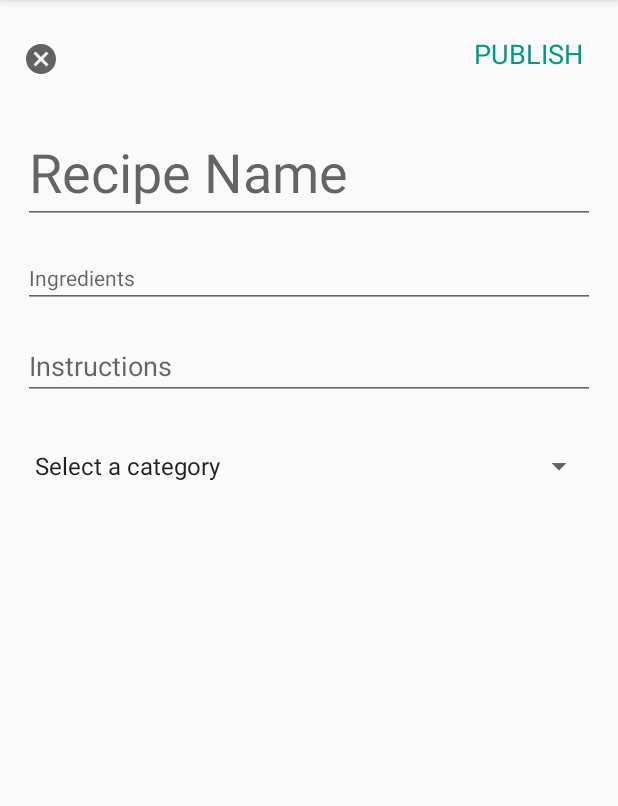
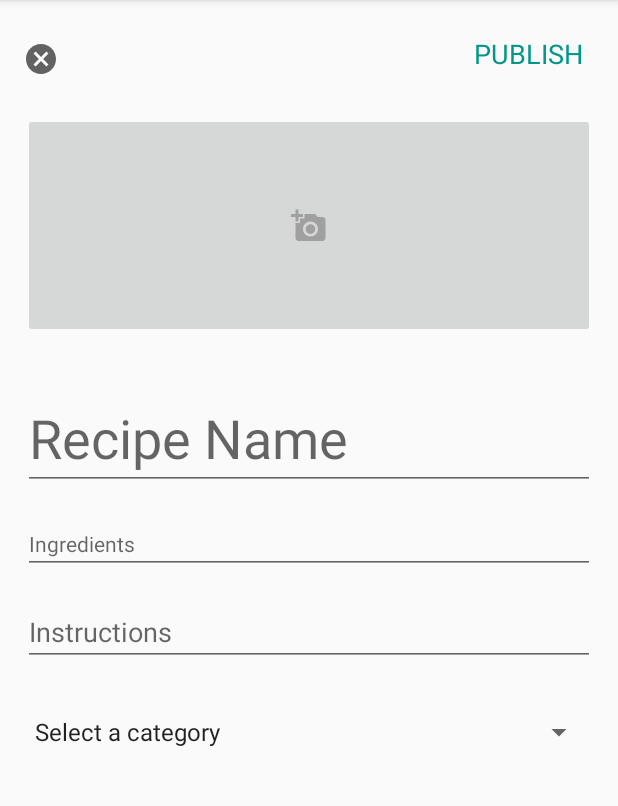
Before and after one commit to Trystanr/Shmecipe, an Android app: the WriteRecipeFragment screen opened through its navigation route, on a phone screen of 412 x 824 dp, the part 84-890 px from its top. Run offline under Robolectric (Android 15) with nearby library versions, the phone set to English and light mode, and no system bars; our stand-ins replace Firebase (no records; nobody signed in at launch, a user with empty details on screens opened directly), Picasso, data binding; libraries missing offline, so code that uses them is left out: com.xwray.groupie; 3 statements that could not run were skipped.

Commit message:
Added Image Upload + Added Category Select

```diff
--- a/app/src/main/java/com/trystan/shmecipe/HomeFragment.kt
+++ b/app/src/main/java/com/trystan/shmecipe/HomeFragment.kt
@@ -8,6 +8,7 @@ import android.view.View
 import android.view.ViewGroup
 import android.widget.AdapterView
 import android.widget.Toast
+import androidx.core.view.get
 import androidx.databinding.DataBindingUtil
 import androidx.navigation.fragment.findNavController
 import com.google.firebase.auth.FirebaseAuth
@@ -16,6 +17,7 @@ import com.google.firebase.firestore.FirebaseFirestore
 import com.google.firebase.firestore.ktx.firestore
 import com.google.firebase.firestore.ktx.toObject
 import com.google.firebase.ktx.Firebase
+import com.squareup.picasso.Picasso
 import com.trystan.shmecipe.data.RecipePost
 import com.trystan.shmecipe.databinding.FragmentHomeBinding
 import com.xwray.groupie.GroupAdapter
@@ -29,7 +31,6 @@ class HomeFragment : Fragment() {
     private lateinit var auth: FirebaseAuth
     private lateinit var db: FirebaseFirestore
     private lateinit var binding: FragmentHomeBinding
-
 
     override fun onCreateView(
         inflater: LayoutInflater, container: ViewGroup?,
@@ -55,14 +56,36 @@ class HomeFragment : Fragment() {
             findNavController().navigate(action)
         }
 
-        binding.recipeSelect.setSelection(0,false)
+//        binding.recipeSelect.setSelection(0,false)
         binding.recipeSelect.onItemSelectedListener = object : AdapterView.OnItemSelectedListener{
+
+            var userSelect = -1
+
             override fun onNothingSelected(parent: AdapterView<*>?) {
 
             }
 
             override fun onItemSelected(parent: AdapterView<*>?, view: View?, position: Int, id: Long) {
-                Log.d("ItemClick", "Clicked item ${position}")
+                // Spinner onItemSelected gets called on init and on view pop
+                Log.d("recipes", "Clicked item ${position}")
+
+                userSelect++
+
+                if (userSelect < 1) {
+                    userSelect++
+                } else {
+                    userSelect = -2
+
+                    val cat = binding.recipeSelect.selectedItem.toString()
+                    Log.d("recipes", "${cat}")
+
+                    binding.recipeSelect.setSelection(0,false)
+
+                    val action = HomeFragmentDirections.actionHomeFragmentToRecipeCategoryFragment("chicken")
+                    findNavController().navigate(action)
+                }
+
+
             }
 
         }
@@ -110,6 +133,10 @@ class RecipeItem(val recipeItem: RecipePost): Item() {
         viewHolder.mainHeading.text = recipeItem.title
         viewHolder.subHeading.text = recipeItem.subheading
         viewHolder.timeStamp.text = recipeItem.timestamp.toDate().toString()
+        if (recipeItem.headerImageURL != "" && recipeItem.headerImageURL.isNotEmpty()) {
+            Picasso.get().load(recipeItem.headerImageURL).fit().centerCrop().into(viewHolder.recipeImage)
+        }
+
     }
 
     override fun getLayout(): Int = R.layout.fragment_all_recipe_item
--- a/app/src/main/java/com/trystan/shmecipe/data/RecipePost.kt
+++ b/app/src/main/java/com/trystan/shmecipe/data/RecipePost.kt
@@ -6,6 +6,7 @@ data class RecipePost (
     var id: String = "",
     val userId: String = "",
     val timestamp: Timestamp = Timestamp.now(),
+    val headerImageURL: String = "",
     val title: String = "",
     val subheading: String = "",
     val body: String =""
--- /dev/null
+++ b/app/src/main/res/drawable/recipe_image_add.xml
@@ -0,0 +1,5 @@
+<vector android:height="24dp" android:tint="#A0A0A0"
+    android:viewportHeight="24" android:viewportWidth="24"
+    android:width="24dp" xmlns:android="http://schemas.android.com/apk/res/android">
+    <path android:fillColor="@android:color/white" android:pathData="M3,4V1h2v3h3v2H5v3H3V6H0V4H3zM6,10V7h3V4h7l1.83,2H21c1.1,0 2,0.9 2,2v12c0,1.1 -0.9,2 -2,2H5c-1.1,0 -2,-0.9 -2,-2V10H6zM13,19c2.76,0 5,-2.24 5,-5s-2.24,-5 -5,-5s-5,2.24 -5,5S10.24,19 13,19zM9.8,14c0,1.77 1.43,3.2 3.2,3.2s3.2,-1.43 3.2,-3.2s-1.43,-3.2 -3.2,-3.2S9.8,12.23 9.8,14z"/>
+</vector>
--- /dev/null
+++ b/app/src/main/res/drawable/recipe_waiting.xml
@@ -0,0 +1,6 @@
+<vector android:height="24dp" android:tint="#A0A0A0"
+    android:viewportHeight="24" android:viewportWidth="24"
+    android:width="24dp" xmlns:android="http://schemas.android.com/apk/res/android">
+    <path android:fillColor="@android:color/white" android:pathData="M11.99,2C6.47,2 2,6.48 2,12s4.47,10 9.99,10C17.52,22 22,17.52 22,12S17.52,2 11.99,2zM12,20c-4.42,0 -8,-3.58 -8,-8s3.58,-8 8,-8 8,3.58 8,8 -3.58,8 -8,8z"/>
+    <path android:fillColor="@android:color/white" android:pathData="M12.5,7H11v6l5.25,3.15 0.75,-1.23 -4.5,-2.67z"/>
+</vector>
--- a/app/src/main/res/layout/fragment_write_recipe.xml
+++ b/app/src/main/res/layout/fragment_write_recipe.xml
@@ -11,6 +11,17 @@
         android:padding="15dp"
         >
 
+        <ImageButton
+            android:id="@+id/recipeUploadImage"
+            android:layout_width="match_parent"
+            android:layout_height="150dp"
+            android:layout_marginTop="60dp"
+            android:scaleType="centerInside"
+            android:src="@drawable/recipe_image_add"
+            app:layout_constraintEnd_toEndOf="parent"
+            app:layout_constraintStart_toStartOf="parent"
+            app:layout_constraintTop_toTopOf="parent" />
+
         <EditText
             android:id="@+id/recipeMainHeading"
             android:layout_width="match_parent"
@@ -20,7 +31,7 @@
             android:hint="Recipe Name"
             android:inputType="textPersonName"
             android:textSize="36sp"
-            app:layout_constraintTop_toBottomOf="@+id/PublishRecipe"
+            app:layout_constraintTop_toBottomOf="@+id/recipeUploadImage"
             tools:layout_editor_absoluteX="4dp" />
 
         <EditText
--- a/app/src/main/res/navigation/navigation.xml
+++ b/app/src/main/res/navigation/navigation.xml
@@ -22,6 +22,9 @@
         <action
             android:id="@+id/action_homeFragment_to_recipeItemDetailFragment"
             app:destination="@id/recipeItemDetailFragment" />
+        <action
+            android:id="@+id/action_homeFragment_to_recipeCategoryFragment"
+            app:destination="@id/recipeCategoryFragment" />
     </fragment>
     <fragment
         android:id="@+id/registerFragment"
@@ -65,4 +68,16 @@
             android:name="recipeid"
             app:argType="string" />
     </fragment>
+    <fragment
+        android:id="@+id/recipeCategoryFragment"
+        android:name="com.trystan.shmecipe.RecipeCategoryFragment"
+        android:label="fragment_recipe_category"
+        tools:layout="@layout/fragment_recipe_category" >
+        <action
+            android:id="@+id/action_recipeCategoryFragment_to_homeFragment"
+            app:destination="@id/homeFragment" />
+        <argument
+            android:name="category"
+            app:argType="string" />
+    </fragment>
 </navigation>
```
Also changed, not shown: app/src/main/java/com/trystan/shmecipe/RecipeCategoryFragment.kt (added, +73 -0 lines), app/src/main/java/com/trystan/shmecipe/RecipeItemDetailFragment.kt (+11 -0 lines), app/src/main/java/com/trystan/shmecipe/WriteRecipeFragment.kt (+73 -0 lines), app/src/main/res/layout/fragment_all_recipe_item.xml (+22 -22 lines), app/src/main/res/layout/fragment_recipe_category.xml (added, +39 -0 lines), app/src/main/res/layout/fragment_recipe_item_detail.xml (+11 -0 lines).
